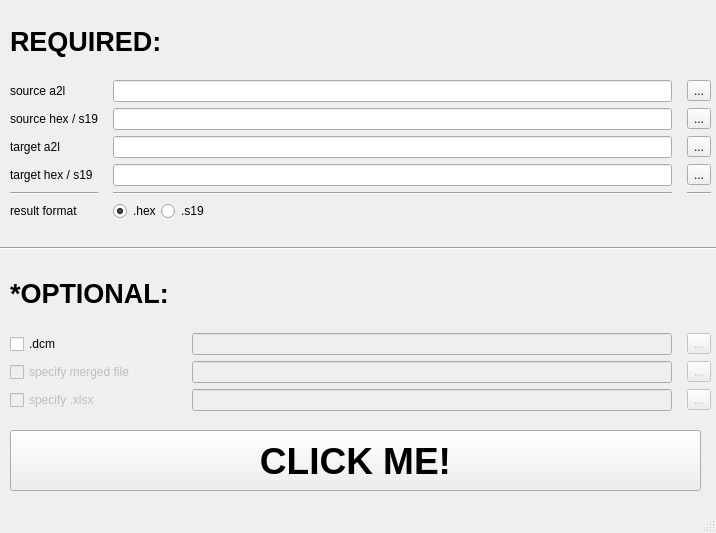
First picture: the form in QtLearn/merge_tool_demo/merge_tool_demo.ui, repository steve3ussr/PyCharmProject, before the edit.
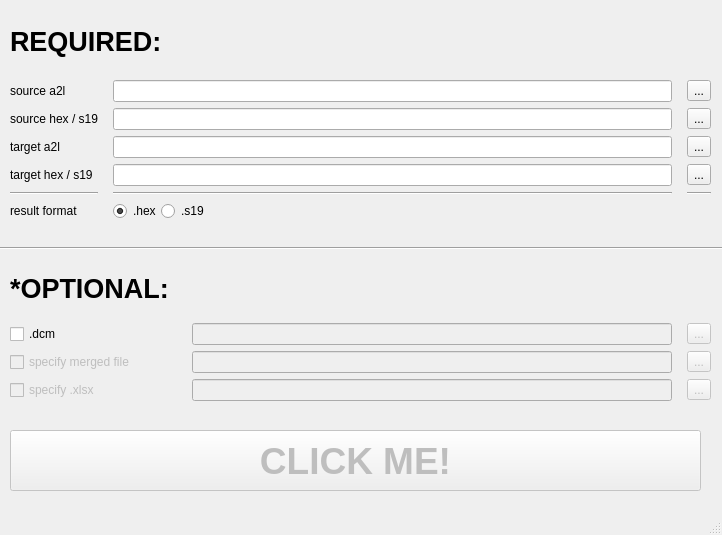
Second picture: the form after the edit.

```diff
--- a/QtLearn/merge_tool_demo/merge_tool_demo.ui
+++ b/QtLearn/merge_tool_demo/merge_tool_demo.ui
@@ -6,12 +6,12 @@
    <rect>
     <x>0</x>
     <y>0</y>
-    <width>716</width>
-    <height>533</height>
+    <width>722</width>
+    <height>535</height>
    </rect>
   </property>
   <property name="sizePolicy">
-   <sizepolicy hsizetype="Preferred" vsizetype="Preferred">
+   <sizepolicy hsizetype="Expanding" vsizetype="Expanding">
     <horstretch>0</horstretch>
     <verstretch>0</verstretch>
    </sizepolicy>
@@ -21,6 +21,9 @@
   </property>
   <widget class="QWidget" name="centralwidget">
    <widget class="QPushButton" name="pushButton">
+    <property name="enabled">
+     <bool>false</bool>
+    </property>
     <property name="geometry">
      <rect>
       <x>10</x>
@@ -234,57 +237,14 @@
       <x>10</x>
       <y>260</y>
       <width>701</width>
-      <height>151</height>
+      <height>141</height>
      </rect>
     </property>
     <layout class="QGridLayout" name="gridLayout_optional">
      <property name="horizontalSpacing">
       <number>15</number>
      </property>
-     <item row="3" column="3">
-      <widget class="QToolButton" name="toolButton_merged">
-       <property name="enabled">
-        <bool>false</bool>
-       </property>
-       <property name="text">
-        <string>...</string>
-       </property>
-      </widget>
-     </item>
-     <item row="3" column="0">
-      <widget class="QCheckBox" name="checkBox_merged">
-       <property name="enabled">
-        <bool>false</bool>
-       </property>
-       <property name="text">
-        <string>specify merged file</string>
-       </property>
-      </widget>
-     </item>
-     <item row="3" column="2">
-      <widget class="QLineEdit" name="lineEdit_merged">
-       <property name="enabled">
-        <bool>false</bool>
-       </property>
-      </widget>
-     </item>
-     <item row="0" column="0">
-      <widget class="QLabel" name="label_7">
-       <property name="font">
-        <font>
-         <pointsize>20</pointsize>
-         <bold>true</bold>
-        </font>
-       </property>
-       <property name="text">
-        <string>*OPTIONAL: </string>
-       </property>
-       <property name="textFormat">
-        <enum>Qt::RichText</enum>
-       </property>
-      </widget>
-     </item>
-     <item row="1" column="3">
+     <item row="1" column="2">
       <widget class="QToolButton" name="toolButton_dcm">
        <property name="enabled">
         <bool>false</bool>
@@ -294,8 +254,8 @@
        </property>
       </widget>
      </item>
-     <item row="1" column="2">
-      <widget class="QLineEdit" name="lineEdit_dcm">
+     <item row="3" column="1">
+      <widget class="QLineEdit" name="lineEdit_xlsx">
        <property name="enabled">
         <bool>false</bool>
        </property>
@@ -308,7 +268,7 @@
        </property>
       </widget>
      </item>
-     <item row="4" column="0">
+     <item row="3" column="0">
       <widget class="QCheckBox" name="checkBox_xlsx">
        <property name="enabled">
         <bool>false</bool>
@@ -318,14 +278,14 @@
        </property>
       </widget>
      </item>
-     <item row="4" column="2">
-      <widget class="QLineEdit" name="lineEdit_xlsx">
+     <item row="1" column="1">
+      <widget class="QLineEdit" name="lineEdit_dcm">
        <property name="enabled">
         <bool>false</bool>
        </property>
       </widget>
      </item>
-     <item row="4" column="3">
+     <item row="3" column="2">
       <widget class="QToolButton" name="toolButton_xlsx">
        <property name="enabled">
         <bool>false</bool>
@@ -335,6 +295,49 @@
        </property>
       </widget>
      </item>
+     <item row="2" column="2">
+      <widget class="QToolButton" name="toolButton_merged">
+       <property name="enabled">
+        <bool>false</bool>
+       </property>
+       <property name="text">
+        <string>...</string>
+       </property>
+      </widget>
+     </item>
+     <item row="0" column="0">
+      <widget class="QLabel" name="label_7">
+       <property name="font">
+        <font>
+         <pointsize>20</pointsize>
+         <bold>true</bold>
+        </font>
+       </property>
+       <property name="text">
+        <string>*OPTIONAL: </string>
+       </property>
+       <property name="textFormat">
+        <enum>Qt::RichText</enum>
+       </property>
+      </widget>
+     </item>
+     <item row="2" column="0">
+      <widget class="QCheckBox" name="checkBox_merged">
+       <property name="enabled">
+        <bool>false</bool>
+       </property>
+       <property name="text">
+        <string>specify merged file</string>
+       </property>
+      </widget>
+     </item>
+     <item row="2" column="1">
+      <widget class="QLineEdit" name="lineEdit_merged">
+       <property name="enabled">
+        <bool>false</bool>
+       </property>
+      </widget>
+     </item>
     </layout>
    </widget>
   </widget>
```
Left out of the diff: 152 changed lines with no effect on the pictures.
